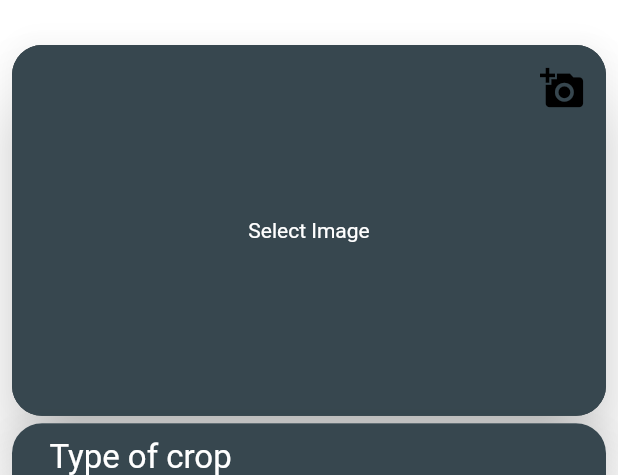
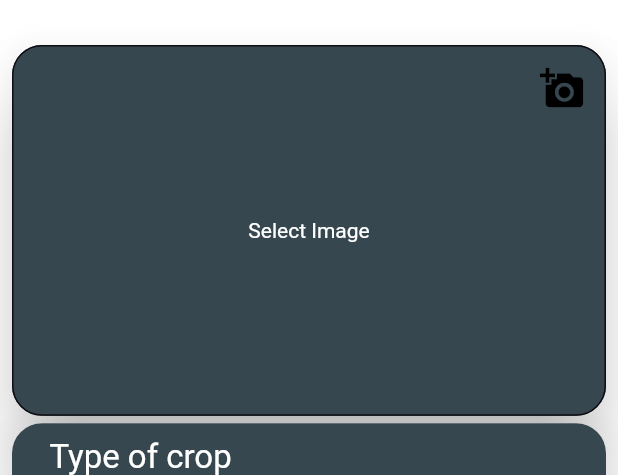
Before and after one commit to emilio-kariuki/D-Krops, a Flutter app: the screen it shows after launch, on a phone screen of 412 x 824 dp, the part 136-611 px from its top. Run offline on Flutter 3.47's test engine with Material 2 defaults, Android fonts, the phone set to English and light mode, and no system bars; drawn by our look-alikes of dropdown_button2, google_maps_flutter; our stand-ins replace animated_text_kit, geolocator, google_fonts, image_picker, lottie; missing offline and left inert: location_permissions; Roboto replaces fonts that are missing (Redressed); project files that could hold a hidden picture were left out.

Commit message:
February 28, 2022 6:39 PM

```diff
--- a/lib/screens/Home.dart
+++ b/lib/screens/Home.dart
@@ -302,6 +302,7 @@ class _HomeState extends State<Home> {
                                       //   ),
                                       // ],
                                       borderRadius: BorderRadius.circular(20),
+                                      border: Border.all(color: Color.fromARGB(255, 14, 14, 20),width:1),
                                     ),
                                     // image: image
                                   ),
@@ -320,6 +321,7 @@ class _HomeState extends State<Home> {
                                                 width: size.width,
                                                 height: size.height * 0.2,
                                                 decoration: BoxDecoration(
+                                                  border: Border.all(color: Color.fromARGB(255, 14, 14, 20),width:1),
                                                   //border: Border.all(color: Color.fromARGB(255, 182, 36, 116),width:1 ),
                                                   borderRadius:
                                                       BorderRadius.circular(10),
```
